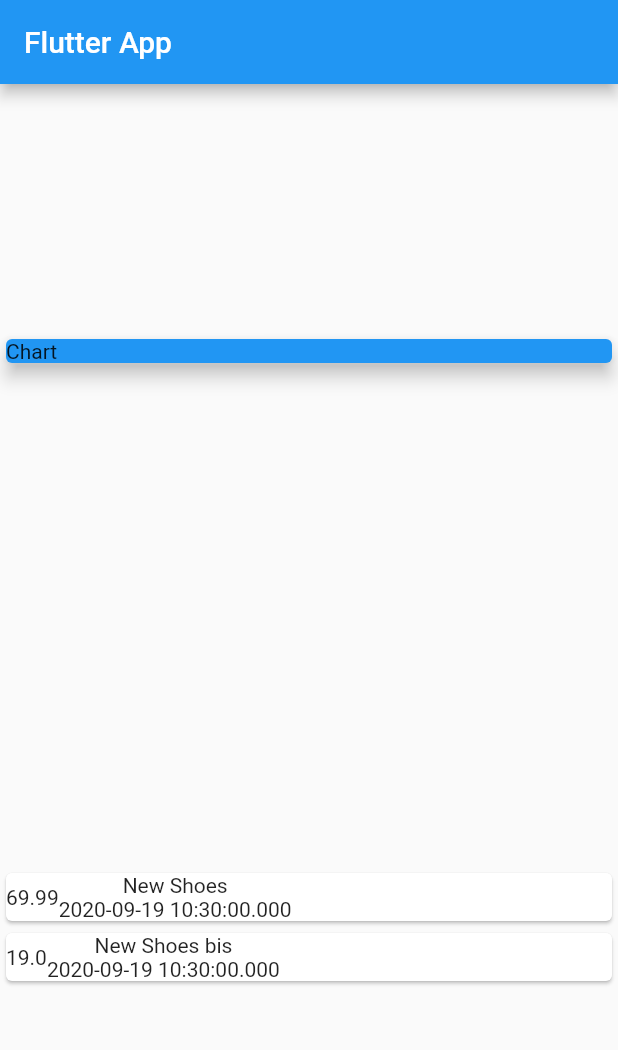
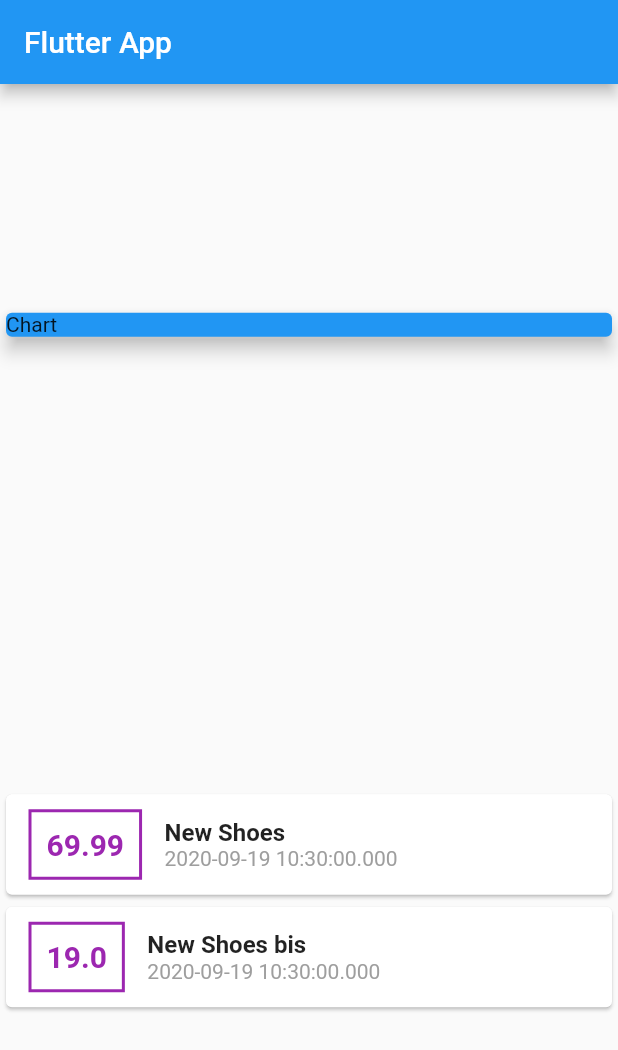
Before and after one commit to limozaza/p-expenses, a Flutter app: the screen it shows after launch, on a phone screen of 412 x 824 dp. Shown: the top 1050 px of the screen. Run offline on Flutter 3.47's test engine with Material 2 defaults, Android fonts, the phone set to English and light mode, and no system bars.

Commit message:
More Styling!

```diff
--- a/lib/main.dart
+++ b/lib/main.dart
@@ -48,12 +48,39 @@ class MyHomePage extends StatelessWidget {
                         child: Row(
                           children: [
                             Container(
-                              child: Text(tx.amount.toString()),
+                              margin: EdgeInsets.symmetric(
+                                  vertical: 10, horizontal: 15),
+                              decoration: BoxDecoration(
+                                border: Border.all(
+                                  color: Colors.purple,
+                                  width: 2,
+                                ),
+                              ),
+                              padding: EdgeInsets.all(10),
+                              child: Text(
+                                tx.amount.toString(),
+                                style: TextStyle(
+                                  fontWeight: FontWeight.bold,
+                                  fontSize: 20,
+                                  color: Colors.purple,
+                                ),
+                              ),
                             ),
                             Column(
+                              crossAxisAlignment: CrossAxisAlignment.start,
                               children: [
-                                Text(tx.title),
-                                Text(tx.date.toString())
+                                Text(
+                                  tx.title,
+                                  style: TextStyle(
+                                      fontSize: 16,
+                                      fontWeight: FontWeight.bold),
+                                ),
+                                Text(
+                                  tx.date.toString(),
+                                  style: TextStyle(
+                                    color: Colors.grey,
+                                  ),
+                                )
                               ],
                             )
                           ],
```
